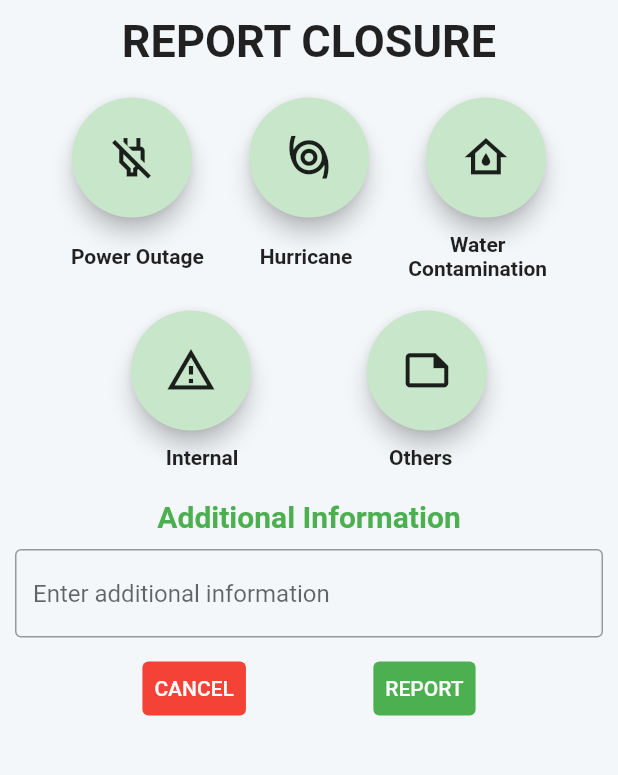
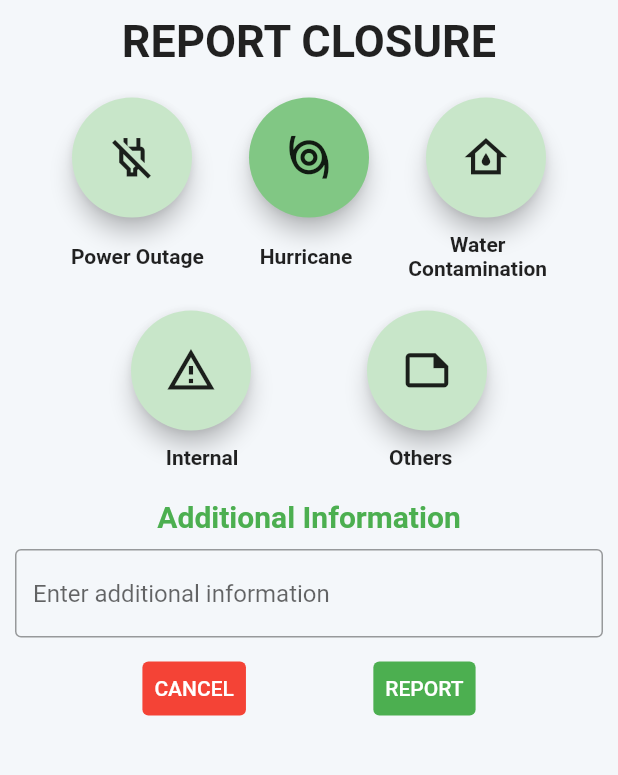
Before and after one commit to yurijhang0/DialysisNow, a Flutter app: the ReportScreen screen opened directly, after a tap on the "storm" icon, on a phone screen of 412 x 824 dp, the part 84-859 px from its top. Run offline on Flutter 3.47's test engine with Material 2 defaults, Android fonts, the light colour scheme and no system bars; our stand-ins replace geolocator, google_maps_flutter, url_launcher_web; missing offline and left inert: geolocator_web; network calls fail.

Commit message:
Update button UI

```diff
--- a/lib/src/screens/InfoScreen.dart
+++ b/lib/src/screens/InfoScreen.dart
@@ -128,7 +128,7 @@ class _InfoScreenState extends State<InfoScreen> {
                 Navigator.push(context,
                     MaterialPageRoute(builder: (context) => ReportScreen()));
               }),
-              headerCategoryItem('Mark as Main', Fryo.heart, onPressed: () => {
+              headerCategoryItem('Main', Fryo.heart, onPressed: () => {
                   globals.mainID = widget.placeID,
                   globals.widgetOptions[1] = MainInfoScreen(placeID: globals.mainID),
               }),
--- a/lib/src/screens/MainInfoScreen.dart
+++ b/lib/src/screens/MainInfoScreen.dart
@@ -123,7 +123,7 @@ class _MainInfoScreenState extends State<MainInfoScreen> {
                 Navigator.push(context,
                     MaterialPageRoute(builder: (context) => ReportScreen()));
               }),
-              headerCategoryItem('Remove from Main', Fryo.heart, onPressed: () =>
+              headerCategoryItem('Remove', Fryo.heart, onPressed: () =>
               {
                 globals.mainID = "",
                 globals.widgetOptions[1] =
--- a/lib/src/screens/ReportScreen.dart
+++ b/lib/src/screens/ReportScreen.dart
@@ -1,6 +1,7 @@
 import 'package:flutter/material.dart';
 import 'package:fryo/src/screens/InfoScreen.dart';
 import '../shared/colors.dart';
+import 'dart:developer';
 
 class ReportScreen extends StatefulWidget {
   final String pageTitle;
@@ -55,6 +56,7 @@ class _ReportScreenState extends State<ReportScreen> {
   }
 
   Widget _report() {
+    Color _colorContainer = Colors.green[100];
     return Container(
         padding: const EdgeInsets.all(10.0),
         child: Column(
@@ -80,10 +82,9 @@ class _ReportScreenState extends State<ReportScreen> {
                   child: FittedBox(
                     child: FloatingActionButton(
                       shape: CircleBorder(),
-                      backgroundColor: Colors.green[100],
+                      backgroundColor: powerOutageBool ? Colors.green[300] : Colors.green[100],
                       child: Icon(Icons.power_off_outlined, color: Colors.black87),
-                      onPressed: (){
-                        powerOutageBool = true;
+                      onPressed: () { setState(() => powerOutageBool = !powerOutageBool);
                       },
                     ),
                   )
@@ -94,10 +95,10 @@ class _ReportScreenState extends State<ReportScreen> {
                     child: FittedBox(
                       child: FloatingActionButton(
                         shape: CircleBorder(),
-                        backgroundColor: Colors.green[100],
+                        backgroundColor: hurricaneBool ? Colors.green[300] : Colors.green[100],
                         child: Icon(Icons.storm, color: Colors.black87),
                         onPressed: (){
-                          hurricaneBool = true;
+                          setState(() => hurricaneBool = !hurricaneBool);
                         },
                       ),
                     )
@@ -108,10 +109,10 @@ class _ReportScreenState extends State<ReportScreen> {
                     child: FittedBox(
                       child: FloatingActionButton(
                         shape: CircleBorder(),
-                        backgroundColor: Colors.green[100],
+                        backgroundColor: waterContaminationBool ? Colors.green[300] : Colors.green[100],
                         child: Icon(Icons.water_damage_outlined, color: Colors.black87),
                         onPressed: (){
-                          waterContaminationBool = true;
+                          setState(() => waterContaminationBool = !waterContaminationBool);
                         },
                       ),
                     )
@@ -277,7 +278,8 @@ class _ReportScreenState extends State<ReportScreen> {
                     if (powerOutageBool || hurricaneBool || waterContaminationBool ||internalBool || otherBool || additionalInfo.data != "") {
                       closureBool = true;
                     }
-                    Navigator.push(context, MaterialPageRoute(builder: (context) => InfoScreen(closureBool: closureBool)));
+                    Navigator.pop(context);
+                    //Navigator.push(context, MaterialPageRoute(builder: (context) => InfoScreen(closureBool: closureBool)));
                   },
                   child:
                   const Text(
```
Also changed, not shown: 1 other file.
